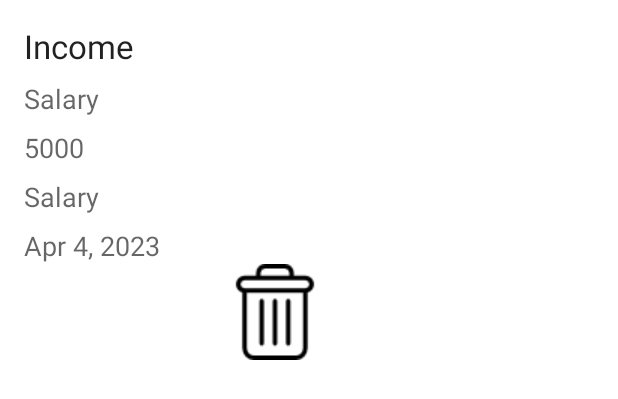
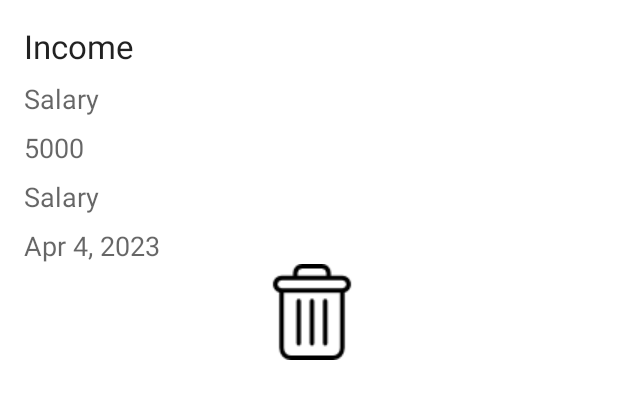
Before and after one commit to sakJH/FinancePlusV3, an Android app built with Jetpack Compose: the layout fragment_transaction_detail.xml on its own in the app's theme, with its tools: preview values and no code run, on a phone screen of 412 x 824 dp. Shown: the top 399 px of the screen. Run offline under Robolectric (Android 15) with nearby library versions, the phone set to English and light mode, and no system bars.

Commit message:
Posunutí, úpravy

```diff
--- a/app/src/main/java/uhk/umte/financeplusv3/fragments/MainFragment.kt
+++ b/app/src/main/java/uhk/umte/financeplusv3/fragments/MainFragment.kt
@@ -130,17 +130,14 @@ class MainFragment : Fragment(){
                 add(PieEntry(totalIncomes.toFloat(), "Příjmy"))
                 add(PieEntry(totalExpenses.toFloat(), "Výdaje"))
             }
-
             val dataSet = PieDataSet(entries, "")
             dataSet.setColors(
                 Color.GREEN,  // Barva pro příjmy
                 Color.RED     // Barva pro výdaje
             )
-
             val pieData = PieData(dataSet).apply {
                 setValueTextSize(16f)
             }
-
             pieChart.data = pieData
             pieChart.invalidate()
         }
--- a/app/src/main/res/layout/fragment_transaction_detail.xml
+++ b/app/src/main/res/layout/fragment_transaction_detail.xml
@@ -62,5 +62,5 @@
         app:layout_constraintTop_toTopOf="parent"
         android:contentDescription="@string/delete_transaction"
         android:background="@android:color/transparent"
-        android:layout_marginLeft="135dp"/>
+        android:layout_marginLeft="160dp"/>
 </LinearLayout>
```
